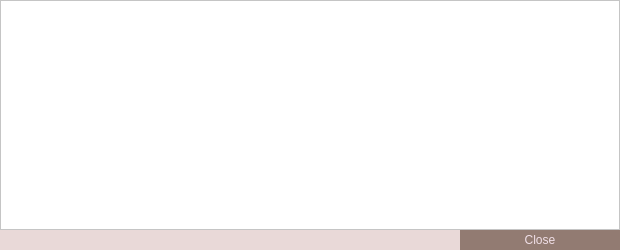
djtms/grumpycoin, file src/qt/forms/transactiondescdialog.ui: the form before one commit.
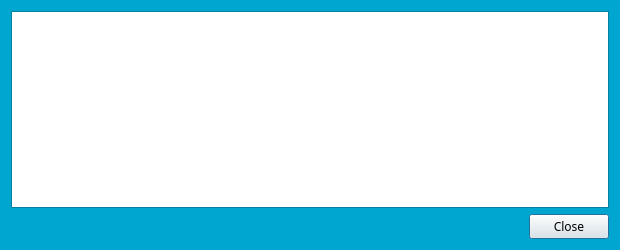
The form after the commit.

Diff of the .ui file:
```diff
--- a/src/qt/forms/transactiondescdialog.ui
+++ b/src/qt/forms/transactiondescdialog.ui
@@ -13,184 +13,147 @@
   <property name="palette">
    <palette>
     <active>
-     <colorrole role="Button">
+     <colorrole role="WindowText">
       <brush brushstyle="SolidPattern">
        <color alpha="255">
-        <red>233</red>
-        <green>217</green>
-        <blue>216</blue>
+        <red>255</red>
+        <green>255</green>
+        <blue>255</blue>
        </color>
       </brush>
      </colorrole>
      <colorrole role="Base">
       <brush brushstyle="SolidPattern">
        <color alpha="255">
-        <red>233</red>
-        <green>217</green>
-        <blue>216</blue>
+        <red>255</red>
+        <green>255</green>
+        <blue>255</blue>
        </color>
       </brush>
      </colorrole>
      <colorrole role="Window">
       <brush brushstyle="SolidPattern">
        <color alpha="255">
-        <red>233</red>
-        <green>217</green>
-        <blue>216</blue>
+        <red>0</red>
+        <green>166</green>
+        <blue>207</blue>
        </color>
       </brush>
      </colorrole>
     </active>
     <inactive>
-     <colorrole role="Button">
+     <colorrole role="WindowText">
       <brush brushstyle="SolidPattern">
        <color alpha="255">
-        <red>233</red>
-        <green>217</green>
-        <blue>216</blue>
+        <red>255</red>
+        <green>255</green>
+        <blue>255</blue>
        </color>
       </brush>
      </colorrole>
      <colorrole role="Base">
       <brush brushstyle="SolidPattern">
        <color alpha="255">
-        <red>233</red>
-        <green>217</green>
-        <blue>216</blue>
+        <red>255</red>
+        <green>255</green>
+        <blue>255</blue>
        </color>
       </brush>
      </colorrole>
      <colorrole role="Window">
       <brush brushstyle="SolidPattern">
        <color alpha="255">
-        <red>233</red>
-        <green>217</green>
-        <blue>216</blue>
+        <red>0</red>
+        <green>166</green>
+        <blue>207</blue>
        </color>
       </brush>
      </colorrole>
     </inactive>
     <disabled>
-     <colorrole role="Button">
+     <colorrole role="WindowText">
       <brush brushstyle="SolidPattern">
        <color alpha="255">
-        <red>233</red>
-        <green>217</green>
-        <blue>216</blue>
+        <red>127</red>
+        <green>127</green>
+        <blue>127</blue>
        </color>
       </brush>
      </colorrole>
      <colorrole role="Base">
       <brush brushstyle="SolidPattern">
        <color alpha="255">
-        <red>233</red>
-        <green>217</green>
-        <blue>216</blue>
+        <red>0</red>
+        <green>166</green>
+        <blue>207</blue>
        </color>
       </brush>
      </colorrole>
      <colorrole role="Window">
       <brush brushstyle="SolidPattern">
        <color alpha="255">
-        <red>233</red>
-        <green>217</green>
-        <blue>216</blue>
+        <red>0</red>
+        <green>166</green>
+        <blue>207</blue>
        </color>
       </brush>
      </colorrole>
     </disabled>
    </palette>
   </property>
+  <property name="font">
+   <font>
+    <family>Finger Paint</family>
+   </font>
+  </property>
   <property name="windowTitle">
    <string>Transaction details</string>
   </property>
-  <property name="styleSheet">
-   <string notr="true">* {
-    font-family:&quot;Finger Paint&quot;;
-}</string>
-  </property>
   <layout class="QVBoxLayout" name="verticalLayout">
-   <property name="spacing">
-    <number>0</number>
-   </property>
-   <property name="leftMargin">
-    <number>0</number>
-   </property>
-   <property name="topMargin">
-    <number>0</number>
-   </property>
-   <property name="rightMargin">
-    <number>0</number>
-   </property>
-   <property name="bottomMargin">
-    <number>0</number>
-   </property>
    <item>
     <widget class="QTextEdit" name="detailText">
      <property name="palette">
       <palette>
        <active>
-        <colorrole role="Base">
+        <colorrole role="WindowText">
          <brush brushstyle="SolidPattern">
           <color alpha="255">
-           <red>255</red>
-           <green>255</green>
-           <blue>255</blue>
-          </color>
-         </brush>
-        </colorrole>
-        <colorrole role="Window">
-         <brush brushstyle="SolidPattern">
-          <color alpha="255">
-           <red>255</red>
-           <green>255</green>
-           <blue>255</blue>
+           <red>0</red>
+           <green>0</green>
+           <blue>0</blue>
           </color>
          </brush>
         </colorrole>
        </active>
        <inactive>
-        <colorrole role="Base">
+        <colorrole role="WindowText">
          <brush brushstyle="SolidPattern">
           <color alpha="255">
-           <red>255</red>
-           <green>255</green>
-           <blue>255</blue>
-          </color>
-         </brush>
-        </colorrole>
-        <colorrole role="Window">
-         <brush brushstyle="SolidPattern">
-          <color alpha="255">
-           <red>255</red>
-           <green>255</green>
-           <blue>255</blue>
+           <red>0</red>
+           <green>0</green>
+           <blue>0</blue>
           </color>
          </brush>
         </colorrole>
        </inactive>
        <disabled>
-        <colorrole role="Base">
+        <colorrole role="WindowText">
          <brush brushstyle="SolidPattern">
           <color alpha="255">
-           <red>255</red>
-           <green>255</green>
-           <blue>255</blue>
-          </color>
-         </brush>
-        </colorrole>
-        <colorrole role="Window">
-         <brush brushstyle="SolidPattern">
-          <color alpha="255">
-           <red>255</red>
-           <green>255</green>
-           <blue>255</blue>
+           <red>127</red>
+           <green>127</green>
+           <blue>127</blue>
           </color>
          </brush>
         </colorrole>
        </disabled>
       </palette>
      </property>
+     <property name="font">
+      <font>
+       <family>Finger Paint</family>
+      </font>
+     </property>
      <property name="toolTip">
       <string>This pane shows a detailed description of the transaction</string>
      </property>
@@ -201,25 +164,6 @@
    </item>
    <item>
     <widget class="QDialogButtonBox" name="buttonBox">
-     <property name="styleSheet">
-      <string notr="true">QPushButton {
-	background-color: #927b72;
-	color: #f0dfe7;
-	border: 0px solid gray;
-	max-height: 20px;
-	min-height: 20px;
-	max-width: 160px;
-	min-width: 160px;
-}
-
-QPushButton:hover {
-	background-color: #32b4f0;
-}
-
-QPushButton:pressed:flat {
-	background-color: #00a3de;
-}</string>
-     </property>
      <property name="orientation">
       <enum>Qt::Horizontal</enum>
      </property>
```
